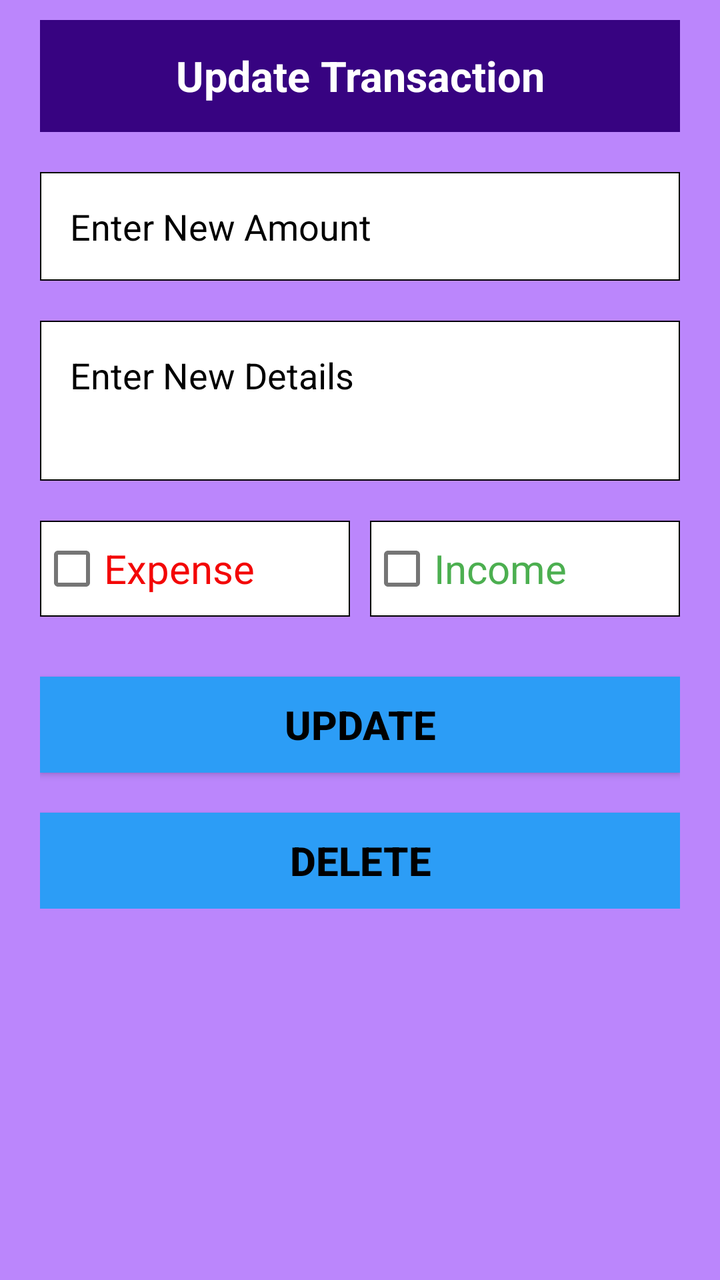
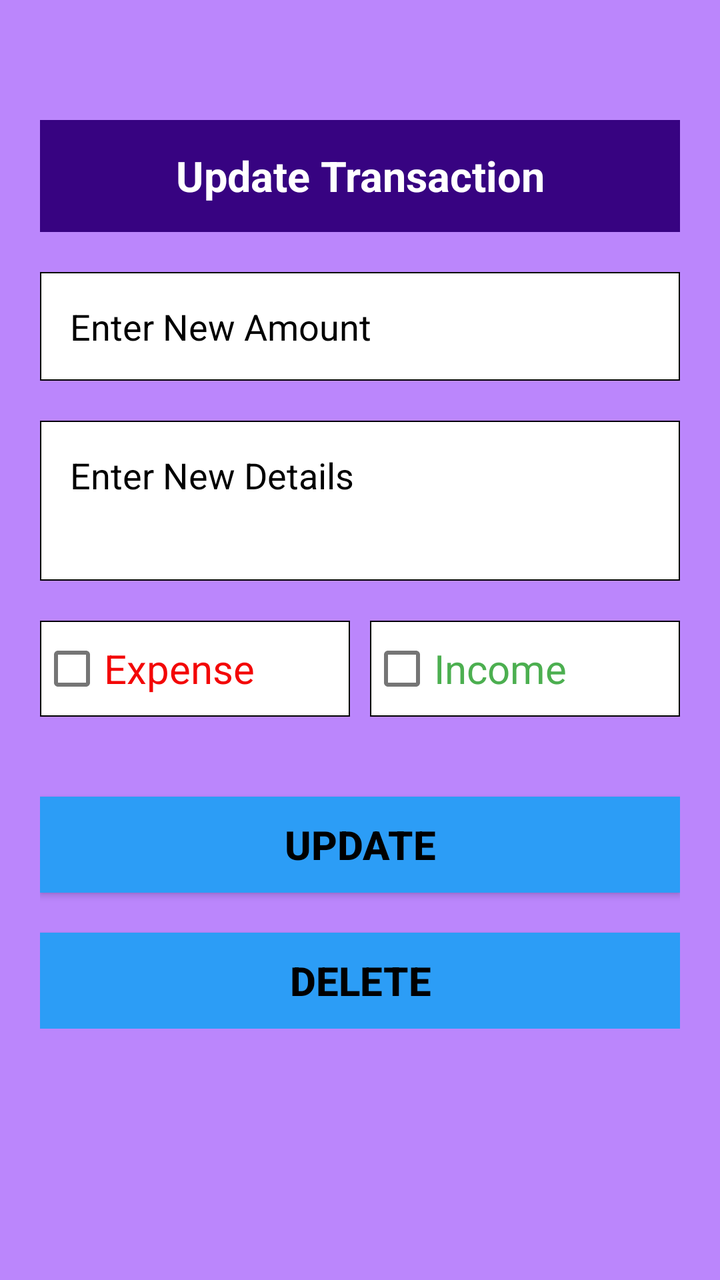

Before-and-after screenshots of an Android layout around one commit, followed by the original layout XML and the change that was made.
<!-- AndroidManifest.xml: application theme Theme.FinanceFit -->
<!-- res/layout/activity_update.xml -->
<?xml version="1.0" encoding="utf-8"?>
<ScrollView xmlns:android="http://schemas.android.com/apk/res/android"
    xmlns:app="http://schemas.android.com/apk/res-auto"
    xmlns:tools="http://schemas.android.com/tools"
    android:layout_width="match_parent"
    android:layout_height="match_parent"
    android:background="@color/purple_200">
    <LinearLayout
        android:layout_width="match_parent"
        android:layout_height="match_parent"
        android:background="@color/purple_200"
        android:paddingRight="20sp"
        android:paddingLeft="20sp"
        android:paddingTop="10sp"
        tools:context=".AddTransaction"
        android:orientation="vertical">
        <RelativeLayout
            android:layout_width="match_parent"
            android:layout_height="?actionBarSize"
            android:background="#370381"
            android:id="@+id/ToolbarDash">

            <TextView
                android:layout_width="match_parent"
                android:layout_height="wrap_content"
                android:textSize="21sp"
                android:textStyle="bold"
                android:textColor="#fff"
                android:text="Update Transaction"
                android:textAlignment="center"
                android:layout_centerVertical="true"/>
        </RelativeLayout>
        <EditText
            android:layout_width="match_parent"
            android:layout_height="wrap_content"
            android:id="@+id/user_amount_update"
            android:hint="Enter New Amount"
            android:inputType="number"
            android:textColorHint="#000"
            android:textColor="#000"
            android:padding="15sp"
            android:background="@drawable/edt_text_bg"
            android:layout_marginTop="20sp"/>

        <EditText
            android:layout_width="match_parent"
            android:layout_height="80sp"
            android:textAlignment="textStart"
            android:gravity="start"
            android:hint="Enter New Details"
            android:id="@+id/user_desc_update"
            android:inputType="text"
            android:textColorHint="#000"
            android:textColor="#000"
            android:padding="15sp"
            android:background="@drawable/edt_text_bg"
            android:layout_marginTop="20sp"/>
        <LinearLayout
            android:layout_width="match_parent"
            android:layout_height="wrap_content"
            android:weightSum="2"
            android:layout_marginTop="20sp"
            android:orientation="horizontal">

            <CheckBox
                android:layout_width="8sp"
                android:layout_height="wrap_content"
                android:text="Expense"
                android:textSize="20sp"
                android:textColor="#F30606"
                android:id="@+id/expense_check1"
                android:layout_marginEnd="5sp"
                android:background="@drawable/edt_text_bg"
                android:layout_weight="1"/>
            <CheckBox
                android:layout_width="8sp"
                android:layout_height="wrap_content"
                android:text="Income"
                android:textColor="#4CAF50"
                android:textSize="20sp"
                android:id="@+id/income_check1"
                android:layout_marginStart="5sp"
                android:background="@drawable/edt_text_bg"
                android:layout_weight="1"/>

        </LinearLayout>
        <androidx.appcompat.widget.AppCompatButton
            android:layout_width="match_parent"
            android:layout_height="wrap_content"
            android:layout_marginTop="30sp"
            android:text="UPDATE"
            android:textColor="#000"
            android:textSize="20sp"
            android:textStyle="bold"
            android:background="#2C9DF6"
            android:id="@+id/btnUpdate"/>
        <androidx.appcompat.widget.AppCompatButton
            android:layout_width="match_parent"
            android:layout_height="wrap_content"
            android:layout_marginTop="20sp"
            android:text="DELETE"
            android:textColor="#000"
            android:textSize="20sp"
            android:textStyle="bold"
            android:background="#2C9DF6"
            android:id="@+id/btnDelete"/>

    </LinearLayout>
</ScrollView>
<!-- resources referenced by this layout -->
<resources>
  <color name="purple_200">#FFBB86FC</color>
  <!-- drawable edt_text_bg (drawable) -->
  <?xml version="1.0" encoding="utf-8"?>
  <shape xmlns:android="http://schemas.android.com/apk/res/android">
      <solid android:color="@color/white"/>
      <stroke android:color="@color/black" android:width="2px"/>
  
  </shape>
  <style name="Theme.FinanceFit" parent="Theme.MaterialComponents.DayNight.NoActionBar">
          
          <item name="colorPrimary">@color/purple_500</item>
          <item name="colorPrimaryVariant">@color/purple_700</item>
          <item name="colorOnPrimary">@color/white</item>
          
          <item name="colorSecondary">@color/teal_200</item>
          <item name="colorSecondaryVariant">@color/teal_700</item>
          <item name="colorOnSecondary">@color/black</item>
          
          <item name="android:statusBarColor">#130041</item>
  
          
      </style>
  <color name="white">#FFFFFFFF</color>
  <color name="black">#FF000000</color>
  <color name="purple_500">#FF6200EE</color>
  <color name="purple_700">#FF3700B3</color>
  <color name="teal_200">#FF03DAC5</color>
  <color name="teal_700">#FF018786</color>
</resources>

<!-- the commit's change to res/layout/activity_update.xml (unified diff, before → after) -->
@@ -18,6 +18,7 @@
             android:layout_width="match_parent"
             android:layout_height="?actionBarSize"
             android:background="#370381"
+            android:layout_marginTop="50sp"
             android:id="@+id/ToolbarDash">
 
             <TextView
@@ -87,7 +88,7 @@
         <androidx.appcompat.widget.AppCompatButton
             android:layout_width="match_parent"
             android:layout_height="wrap_content"
-            android:layout_marginTop="30sp"
+            android:layout_marginTop="40sp"
             android:text="UPDATE"
             android:textColor="#000"
             android:textSize="20sp"
